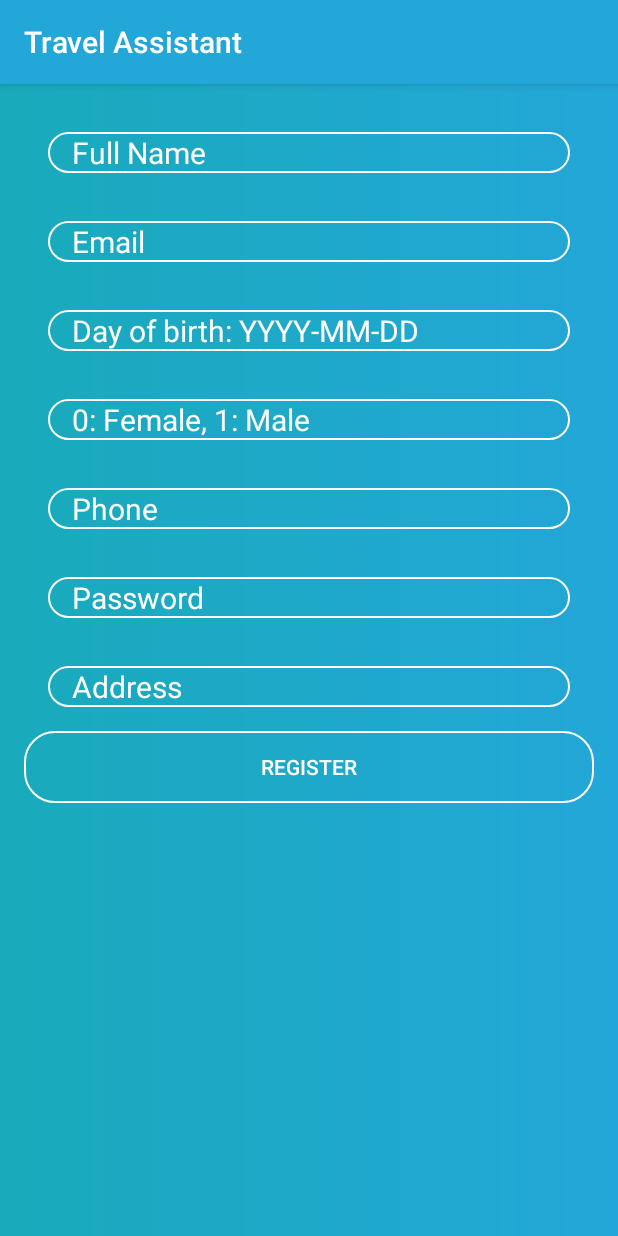
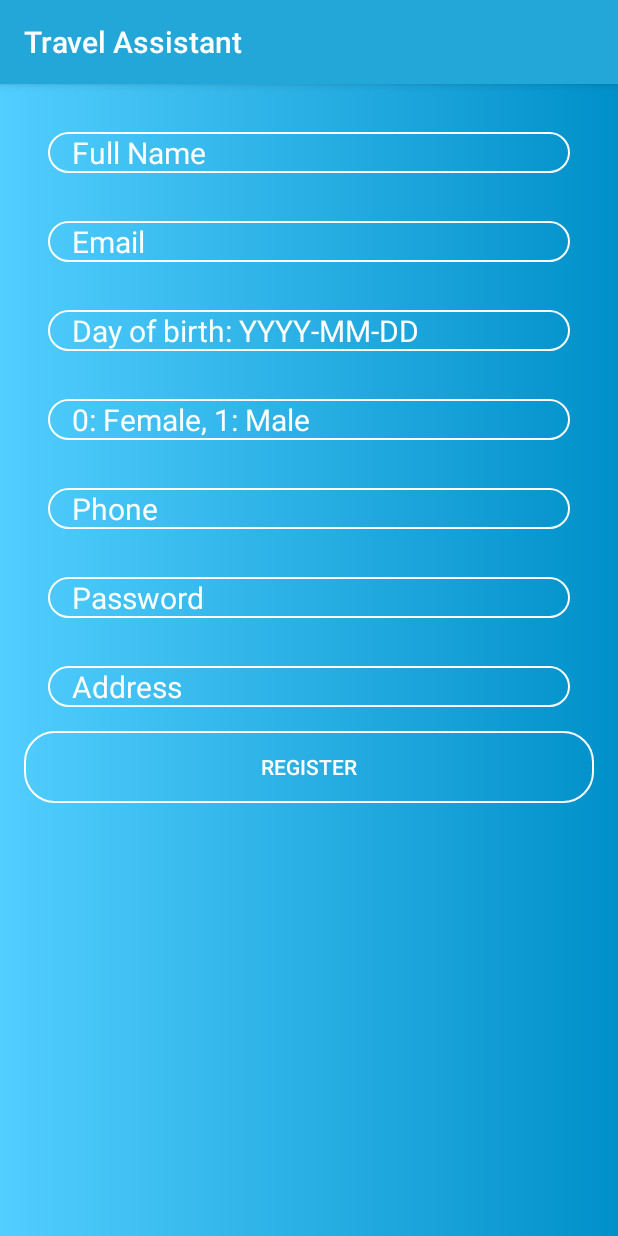
Before and after one commit to NguyenfromVN/MobileAppDevelopment, an Android app: the RegisterActivity screen opened directly, with no data from a screen before it, on a phone screen of 412 x 824 dp. Run offline under Robolectric (Android 15) with nearby library versions, the phone set to English and light mode, and no system bars.

Commit message:
Fix some issues for layout
fix color scheme for date picker on higher version of Android

```diff
--- a/Source/ProjectApplication/app/src/main/res/values/colors.xml
+++ b/Source/ProjectApplication/app/src/main/res/values/colors.xml
@@ -1,12 +1,11 @@
 <?xml version="1.0" encoding="utf-8"?>
 <resources>
-
     <color name="colorPrimary">#23A7D8</color>
-    <color name="colorPrimaryDark">#23A7D8</color>
-    <color name="colorAccent">#FFFFFF</color>
+    <color name="colorPrimaryDark">#0062a8</color>
+    <color name="colorAccent">#23A7D8</color>
 
     <color name="white">#FFFFFF</color>
     <color name="transparent">#00000000</color>
-    <color name="gradStart">#19AABB</color>
-    <color name="gradStop">#23A7D8</color>
+    <color name="gradStart">#52ceff</color>
+    <color name="gradStop">#0090c9</color>
 </resources>
```
Also changed, not shown: Source/ProjectApplication/app/src/main/java/com/example/projectapplication/view/CreateTour.java (+0 -12 lines).
